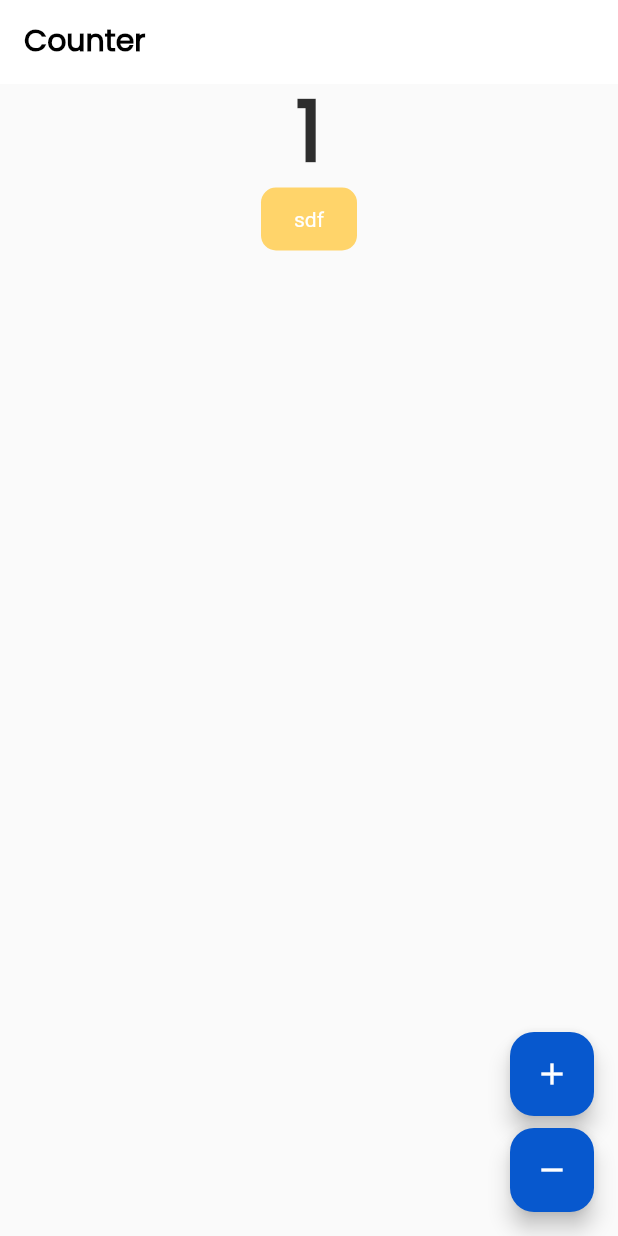
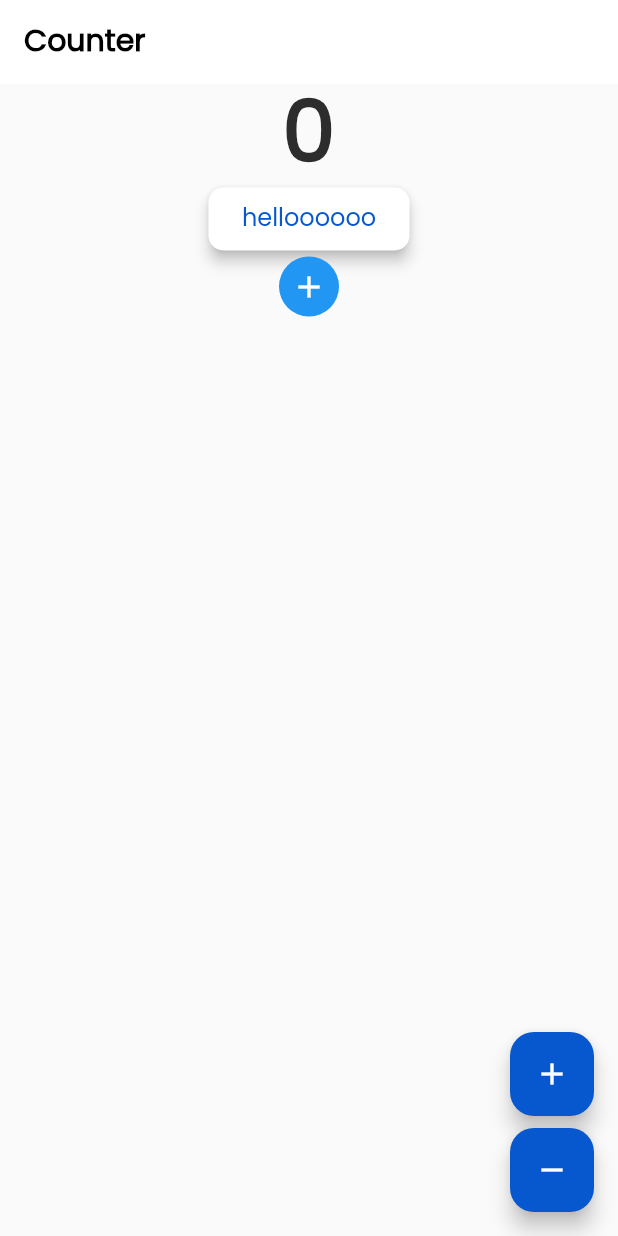
Before and after one commit to ishafiul/starter_kit_flutter, a Flutter app: the screen it shows after launch, after a tap on the "add" icon, on a phone screen of 412 x 824 dp. Run offline on Flutter 3.47's test engine with Material 2 defaults, Android fonts, the phone set to English and light mode, and no system bars; our stand-ins replace bloc, flutter_bloc, flutter_dotenv, flutter_hooks, get_it, go_router and 2 more; missing offline and left inert: flutter_background_service, flutter_background_service_android; accounts and stored records are empty; generated files the repository leaves out were written again.

Commit message:
refactor(button): button constructor

```diff
--- a/lib/common/config/const.dart
+++ b/lib/common/config/const.dart
@@ -12,3 +12,5 @@ class Space {
   static const double xxxxxxxl = 80;
   static const double xxxxxxxxl = 96;
 }
+
+const double buttonBorderRadius = 10;
--- a/lib/common/config/theme.dart
+++ b/lib/common/config/theme.dart
@@ -47,10 +47,9 @@ class AppTheme {
       textButtonTheme: TextButtonThemeData(
         style: TextButton.styleFrom(
           textStyle: TextStyle(color: ArtistaColor.primary),
-          padding: const EdgeInsets.all(6),
           shape: const RoundedRectangleBorder(
             borderRadius: BorderRadius.all(
-              Radius.circular(10),
+              Radius.circular(buttonBorderRadius),
             ),
           ),
         ),
@@ -61,14 +60,13 @@ class AppTheme {
       dialogBackgroundColor: Colors.white,
       elevatedButtonTheme: ElevatedButtonThemeData(
         style: ElevatedButton.styleFrom(
+          elevation: 4,
           disabledBackgroundColor: ArtistaColor.disable,
-          padding: const EdgeInsets.all(6),
           disabledForegroundColor: ArtistaColor.disableText,
           foregroundColor: ArtistaColor.primary,
-          backgroundColor: ArtistaColor.primary.shade50,
           shape: const RoundedRectangleBorder(
             borderRadius: BorderRadius.all(
-              Radius.circular(10),
+              Radius.circular(buttonBorderRadius),
             ),
           ),
         ),
@@ -77,12 +75,21 @@ class AppTheme {
         style: OutlinedButton.styleFrom(
           disabledForegroundColor: ArtistaColor.disableText,
           foregroundColor: ArtistaColor.primary,
-          padding: const EdgeInsets.all(6),
           shape: RoundedRectangleBorder(
             borderRadius: const BorderRadius.all(
-              Radius.circular(10),
+              Radius.circular(buttonBorderRadius),
             ),
             side: BorderSide(color: ArtistaColor.primary),
+          ),
+        ),
+      ),
+      filledButtonTheme: FilledButtonThemeData(
+        style: FilledButton.styleFrom(
+          disabledBackgroundColor: ArtistaColor.disable,
+          shape: const RoundedRectangleBorder(
+            borderRadius: BorderRadius.all(
+              Radius.circular(buttonBorderRadius),
+            ),
           ),
         ),
       ),
--- a/lib/common/widgets/button.dart
+++ b/lib/common/widgets/button.dart
@@ -1,5 +1,6 @@
 import 'package:flutter/material.dart';
 import 'package:starter_kit_flutter/common/config/colors.dart';
+import 'package:starter_kit_flutter/common/config/const.dart';
 import 'package:starter_kit_flutter/common/utils/extensions.dart';
 
 class Button extends StatelessWidget {
@@ -18,7 +19,7 @@ class Button extends StatelessWidget {
     this.isFullWidth = false,
     required this.child,
   }) {
-    buttonType = ButtonType.elevatedPrimary;
+    buttonType = ButtonType.elevated;
   }
 
   Button.text({
@@ -32,7 +33,6 @@ class Button extends StatelessWidget {
     buttonType = ButtonType.text;
   }
 
-
   Button.outline({
     super.key,
     this.onPressed,
@@ -44,7 +44,7 @@ class Button extends StatelessWidget {
     buttonType = ButtonType.outline;
   }
 
-  Button.elevatedPrimary({
+  Button.filled({
     super.key,
     this.onPressed,
     required this.buttonSize,
@@ -52,10 +52,10 @@ class Button extends StatelessWidget {
     this.isFullWidth = false,
     required this.child,
   }) {
-    buttonType = ButtonType.elevatedPrimary;
+    buttonType = ButtonType.filled;
   }
 
-  Button.elevatedSecondary({
+  Button.tonal({
     super.key,
     this.onPressed,
     required this.buttonSize,
@@ -63,13 +63,13 @@ class Button extends StatelessWidget {
     this.isFullWidth = false,
     required this.child,
   }) {
-    buttonType = ButtonType.elevatedSecondary;
+    buttonType = ButtonType.tonal;
   }
 
   @override
   Widget build(BuildContext context) {
     if (buttonType == ButtonType.text) {
-      return textButton(
+      return text(
         buttonSize: buttonSize,
         child: child,
         context: context,
@@ -77,8 +77,8 @@ class Button extends StatelessWidget {
         onPressed: onPressed,
         isFullWidth: isFullWidth,
       );
-    } else if (buttonType == ButtonType.elevatedPrimary) {
-      return elevatedButtonPrimary(
+    } else if (buttonType == ButtonType.filled) {
+      return filled(
         buttonSize: buttonSize,
         child: child,
         context: context,
@@ -86,8 +86,8 @@ class Button extends StatelessWidget {
         onPressed: onPressed,
         isFullWidth: isFullWidth,
       );
-    } else if (buttonType == ButtonType.elevatedSecondary) {
-      return elevatedButtonSecondary(
+    } else if (buttonType == ButtonType.tonal) {
+      return tonal(
         buttonSize: buttonSize,
         child: child,
         context: context,
@@ -96,7 +96,16 @@ class Button extends StatelessWidget {
         isFullWidth: isFullWidth,
       );
     } else if (buttonType == ButtonType.outline) {
-      return outlineButton(
+      return outline(
+        buttonSize: buttonSize,
+        child: child,
+        context: context,
+        buttonColor: buttonColor,
+        onPressed: onPressed,
+        isFullWidth: isFullWidth,
+      );
+    } else if (buttonType == ButtonType.icon) {
+      return outline(
         buttonSize: buttonSize,
         child: child,
         context: context,
@@ -105,26 +114,54 @@ class Button extends StatelessWidget {
         isFullWidth: isFullWidth,
       );
     } else {
-      return SizedBox(
-        height: 48,
-        child: ElevatedButton(
-          onPressed: onPressed,
-          child: child,
-        ),
+      return elevated(
+        buttonSize: buttonSize,
+        child: child,
+        context: context,
+        buttonColor: buttonColor,
+        onPressed: onPressed,
+        isFullWidth: isFullWidth,
       );
     }
   }
 }
 
-enum ButtonType { text, elevatedPrimary, elevatedSecondary, outline }
+enum ButtonType { text, elevated, filled, outline, tonal, icon }
 
 enum ButtonSize { xl, lg, md, sm, xsm }
 
 enum ButtonColor { info, primary, warning, danger, success, secondary }
 
-Widget textButton({
+Widget filled({
   required ButtonSize buttonSize,
-  bool? isFullWidth = true,
+  bool? isFullWidth = false,
+  Function()? onPressed,
+  required Widget child,
+  required BuildContext context,
+  required ButtonColor buttonColor,
+}) {
+  final inverseBW = InverseBW();
+  return SizedBox(
+    width: isFullWidth! ? double.infinity : null,
+    height: getHeight(buttonSize),
+    child: FilledButton(
+      onPressed: onPressed,
+      style: context.filledButtonTheme.style?.copyWith(
+        foregroundColor: onPressed != null
+            ? MaterialStatePropertyAll(
+                HexColor.fromHex(inverseBW.getInverseBW(getColorOnly(buttonColor: buttonColor).toHex())),
+              )
+            : null,
+        backgroundColor: onPressed != null ? getColor(buttonColor: buttonColor) : null,
+      ),
+      child: child,
+    ),
+  );
+}
+
+Widget text({
+  required ButtonSize buttonSize,
+  bool? isFullWidth = false,
   Function()? onPressed,
   required Widget child,
   required BuildContext context,
@@ -143,7 +180,7 @@ Widget textButton({
   );
 }
 
-Widget elevatedButtonPrimary({
+Widget elevated({
   required ButtonSize buttonSize,
   bool? isFullWidth = true,
   Function()? onPressed,
@@ -154,21 +191,20 @@ Widget elevatedButtonPrimary({
   return SizedBox(
     width: isFullWidth! ? double.infinity : null,
     height: getHeight(buttonSize),
-    child: TextButton(
+    child: ElevatedButton(
       onPressed: onPressed,
       style: context.elevatedButtonTheme.style?.copyWith(
         foregroundColor: onPressed != null
-            ? const MaterialStatePropertyAll(Colors.white)
+            ? getColor(buttonColor: buttonColor)
             : const MaterialStatePropertyAll(ArtistaColor.disableText),
-        backgroundColor:
-            onPressed != null ? getColor(buttonColor: buttonColor) : MaterialStatePropertyAll(ArtistaColor.disable),
+        backgroundColor: const MaterialStatePropertyAll(Colors.white),
       ),
       child: child,
     ),
   );
 }
 
-Widget elevatedButtonSecondary({
+Widget tonal({
   required ButtonSize buttonSize,
   bool? isFullWidth = false,
   Function()? onPressed,
@@ -176,28 +212,32 @@ Widget elevatedButtonSecondary({
   required BuildContext context,
   required ButtonColor buttonColor,
 }) {
-  return SizedBox(
+  return Container(
     width: isFullWidth! ? double.infinity : null,
     height: getHeight(buttonSize),
-    child: TextButton(
+    decoration: const BoxDecoration(
+      borderRadius: BorderRadius.all(
+        Radius.circular(buttonBorderRadius),
+      ),
+      color: Colors.white,
+    ),
+    child: FilledButton.tonal(
       onPressed: onPressed,
-      style: context.elevatedButtonTheme.style?.copyWith(
-        foregroundColor: onPressed != null
-            ? getColor(buttonColor: buttonColor)
-            : const MaterialStatePropertyAll(ArtistaColor.disableText),
+      style: context.filledButtonTheme.style?.copyWith(
+        foregroundColor: onPressed != null ? getColor(buttonColor: buttonColor) : null,
         backgroundColor: onPressed != null
             ? getColor(
                 buttonColor: buttonColor,
-                buttonType: ButtonType.elevatedSecondary,
+                buttonType: ButtonType.filled,
               )
-            : MaterialStatePropertyAll(ArtistaColor.disable),
+            : null,
       ),
-      child: Center(child: child),
+      child: child,
     ),
   );
 }
 
-Widget outlineButton({
+Widget outline({
   required ButtonSize buttonSize,
   bool? isFullWidth = true,
   Function()? onPressed,
@@ -208,7 +248,7 @@ Widget outlineButton({
   return SizedBox(
     width: isFullWidth! ? double.infinity : null,
     height: getHeight(buttonSize),
-    child: TextButton(
+    child: OutlinedButton(
       onPressed: onPressed,
       style: context.outlineButtonTheme.style?.copyWith(
         foregroundColor: onPressed != null
@@ -255,19 +295,19 @@ MaterialStateProperty<Color?> getColor({
   required ButtonColor buttonColor,
   ButtonType? buttonType,
 }) {
-  if (buttonType != null && buttonType == ButtonType.elevatedSecondary) {
+  if (buttonType != null && buttonType == ButtonType.filled) {
     if (buttonColor == ButtonColor.success) {
-      return MaterialStatePropertyAll(ArtistaColor.success.shade50);
+      return MaterialStatePropertyAll(ArtistaColor.success.shade50.withOpacity(0.5));
     } else if (buttonColor == ButtonColor.primary) {
-      return MaterialStatePropertyAll(ArtistaColor.primary.shade50);
+      return MaterialStatePropertyAll(ArtistaColor.primary.shade50.withOpacity(0.5));
     } else if (buttonColor == ButtonColor.info) {
-      return const MaterialStatePropertyAll(ArtistaColor.infoShade20);
+      return MaterialStatePropertyAll(ArtistaColor.info.shade50.withOpacity(0.5));
     } else if (buttonColor == ButtonColor.warning) {
-      return MaterialStatePropertyAll(ArtistaColor.warning.shade50);
+      return MaterialStatePropertyAll(ArtistaColor.warning.shade50.withOpacity(0.5));
     } else if (buttonColor == ButtonColor.secondary) {
-      return MaterialStatePropertyAll(ArtistaColor.secondary.shade50);
+      return MaterialStatePropertyAll(ArtistaColor.secondary.shade50.withOpacity(0.5));
     } else {
-      return MaterialStatePropertyAll(ArtistaColor.danger.shade50);
+      return MaterialStatePropertyAll(ArtistaColor.danger.shade50.withOpacity(0.5));
     }
   } else {
     return MaterialStatePropertyAll(getColorOnly(buttonColor: buttonColor));
--- a/lib/counter/view/counter_page.dart
+++ b/lib/counter/view/counter_page.dart
@@ -54,7 +54,15 @@ class CounterText extends StatelessWidget {
     return Column(
       children: [
         Text('$count', style: theme.textTheme.displayLarge),
-        Button.elevatedPrimary(buttonSize: ButtonSize.sm, buttonColor: ButtonColor.secondary, child: Text('sdf'),onPressed: (){},)
+        Button(
+          buttonSize: ButtonSize.sm,
+          buttonColor: ButtonColor.info,
+          child: const Text('helloooooo'),
+          onPressed: () {},
+        ),
+        IconButton.filledTonal(onPressed: () {
+
+        }, icon: Icon(Icons.add),)
       ],
     );
   }
--- a/pubspec.yaml
+++ b/pubspec.yaml
@@ -1,5 +1,5 @@
 name: starter_kit_flutter
-description: A Very Good Project created by Very Good CLI.
+description: starter kit created by ishaf.
 version: 1.0.0+1
 publish_to: none
 
```
Also changed, not shown: lib/common/config/colors.dart (+20 -0 lines), lib/common/utils/extensions.dart (+30 -7 lines).
